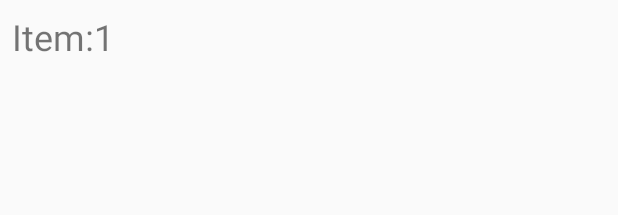
After one commit to bux-git/MultiTypeStudy, an Android app: the layout item_one_2_many.xml on its own in the app's theme, with its tools: preview values and no code run, on a phone screen of 412 x 824 dp. The commit adds this screen. Shown: the top 215 px of the screen. Run offline under Robolectric (Android 15) with nearby library versions, the phone set to English and light mode, and no system bars.

Commit message:
1.新增一对多显示

```diff
--- a/app/src/main/AndroidManifest.xml
+++ b/app/src/main/AndroidManifest.xml
@@ -18,6 +18,7 @@
         </activity>
         <activity android:name=".multi_select.MultiSelectActivity"/>
         <activity android:name=".blibli.BlibliActivity"/>
+        <activity android:name=".one2many.OneToManyActivity"/>
     </application>
 
 </manifest>
--- a/app/src/main/java/com/dqr/www/multitypestudy/MenuBaseActivity.java
+++ b/app/src/main/java/com/dqr/www/multitypestudy/MenuBaseActivity.java
@@ -8,6 +8,7 @@ import android.view.MenuItem;
 import com.dqr.www.multitypestudy.blibli.BlibliActivity;
 import com.dqr.www.multitypestudy.multi_select.MultiSelectActivity;
 import com.dqr.www.multitypestudy.normal.NormalActivity;
+import com.dqr.www.multitypestudy.one2many.OneToManyActivity;
 
 /**
  * Description：
@@ -37,6 +38,9 @@ public class MenuBaseActivity extends AppCompatActivity {
             case R.id.BilibiliActivity:
                 intent.setClass(this, BlibliActivity.class);
                 break;
+            case R.id.OneDataToManyActivity:
+                intent.setClass(this,OneToManyActivity.class);
+                break;
         }
         startActivity(intent);
         this.finish();
--- /dev/null
+++ b/app/src/main/res/layout/item_one_2_many.xml
@@ -0,0 +1,11 @@
+<?xml version="1.0" encoding="utf-8"?>
+
+<TextView
+    xmlns:android="http://schemas.android.com/apk/res/android"
+    xmlns:tools="http://schemas.android.com/tools"
+    android:id="@+id/tv_data"
+    android:layout_width="match_parent"
+    android:layout_height="wrap_content"
+    android:padding="8dp"
+    android:textSize="24sp"
+    tools:text="Item:1"/>
```
Also changed, not shown: app/src/main/java/com/dqr/www/multitypestudy/one2many/Data.java (added, +17 -0 lines), app/src/main/java/com/dqr/www/multitypestudy/one2many/One2ManyViewBinder1.java (added, +47 -0 lines), app/src/main/java/com/dqr/www/multitypestudy/one2many/One2ManyViewBinder2.java (added, +45 -0 lines), app/src/main/java/com/dqr/www/multitypestudy/one2many/OneToManyActivity.java (added, +74 -0 lines).
